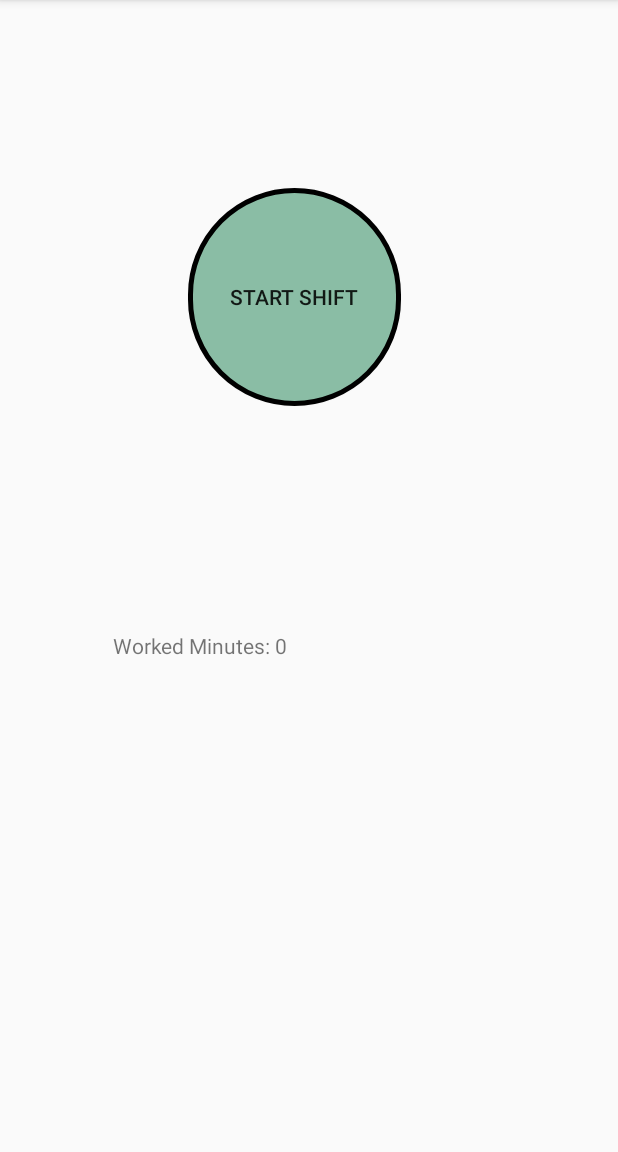
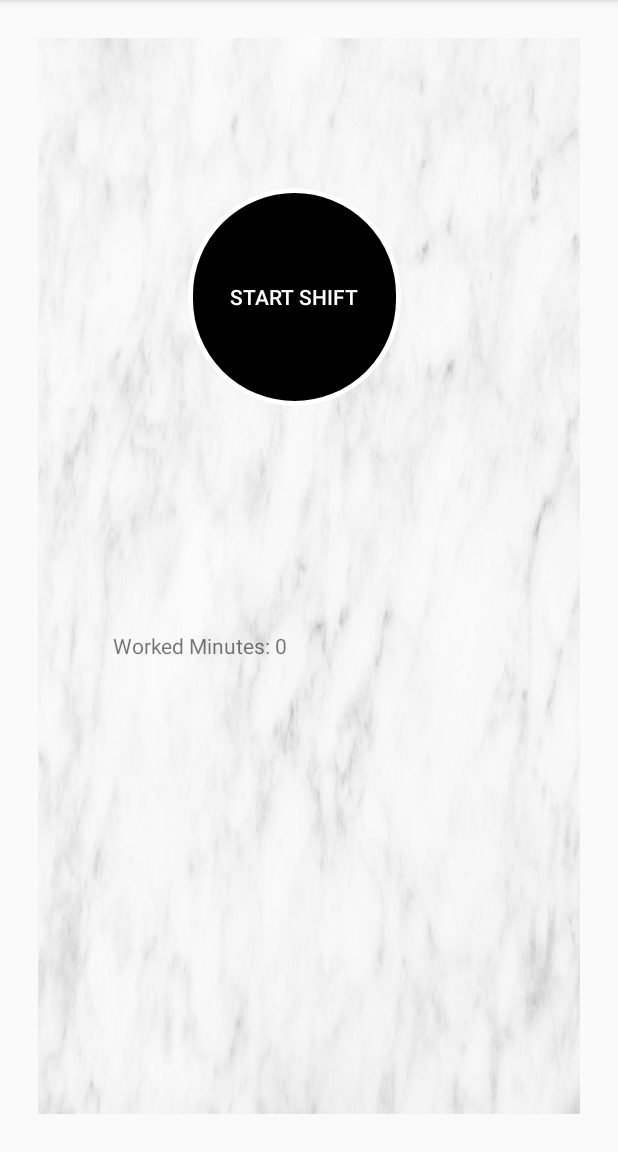
Before and after one commit to mayahaddad/MayaAoc2019final, an Android app: the HomePageActivity screen opened directly, with no data from a screen before it, after a tap on "STOP SHIFT", on a phone screen of 412 x 824 dp, the part 84-1236 px from its top. Run offline under Robolectric (Android 15) with nearby library versions, the phone set to English and light mode, and no system bars; 1 other tap on this screen came first.

Commit message:
fixed erros

```diff
--- a/app/src/main/res/drawable/button_design.xml
+++ b/app/src/main/res/drawable/home_button.xml
@@ -3,8 +3,14 @@
     <corners
         android:radius="100dp"
         />
-    <solid
-        android:color="#8ABDA5"
+    <gradient
+        android:gradientRadius="100"
+        android:centerX="50%"
+        android:centerY="50%"
+        android:centerColor="#000000"
+        android:startColor="#000000"
+        android:endColor="#000000"
+        android:type="radial"
         />
     <padding
         android:left="0dp"
@@ -18,6 +24,6 @@
         />
     <stroke
         android:width="3dp"
-        android:color="#000000"
+        android:color="#FFFFFF"
         />
 </shape>
--- a/app/src/main/res/layout/activity_home_page.xml
+++ b/app/src/main/res/layout/activity_home_page.xml
@@ -2,9 +2,10 @@
 <LinearLayout xmlns:android="http://schemas.android.com/apk/res/android"
     xmlns:app="http://schemas.android.com/apk/res-auto"
     xmlns:tools="http://schemas.android.com/tools"
-    android:layout_width="wrap_content"
-    android:layout_height="wrap_content"
+    android:layout_width="match_parent"
+    android:layout_height="match_parent"
     android:layout_margin="25dp"
+    android:background="@drawable/mayabackground"
     android:orientation="vertical"
     tools:context=".HomePageActivity">
 
@@ -14,8 +15,9 @@
         android:layout_height="145dp"
         android:layout_gravity="center_vertical"
         android:layout_margin="100dp"
-        android:background="@drawable/button_design"
-        android:text="Start Shift" />
+        android:background="@drawable/home_button"
+        android:text="Start Shift"
+        android:textColor="#FFFFFF" />
 
     <TextView
         android:id="@+id/textViewShiftTime"
--- a/app/src/main/res/layout/activity_log_in.xml
+++ b/app/src/main/res/layout/activity_log_in.xml
@@ -6,6 +6,7 @@
     android:layout_height="match_parent"
     android:orientation="vertical"
     tools:context=".LogInActivity"
+   android:background="@drawable/mayabackground"
    >
 
     <EditText
@@ -34,7 +35,8 @@
         android:layout_width="223dp"
         android:layout_height="wrap_content"
         android:layout_gravity="center"
-        android:text="LogIn" />
+        android:text="LogIn"
+        />
 
     <Button
         android:id="@+id/buttonSignUp"
--- a/app/src/main/res/layout/activity_main.xml
+++ b/app/src/main/res/layout/activity_main.xml
@@ -6,7 +6,8 @@
     android:layout_height="match_parent"
     android:gravity="center"
     android:orientation="vertical"
-    tools:context=".MainActivity">
+    tools:context=".MainActivity"
+    android:background="@drawable/mayabackground">
 
     <Button
         android:id="@+id/buttonNow"
```
Also changed, not shown: app/src/main/java/y2019/aoc/maya/mayaaoc2019/SignUpActivity.java (+11 -20 lines), app/src/main/res/layout/activity_sign_up.xml (+5 -3 lines), app/src/main/res/drawable/mayabackground.jpg (added).
